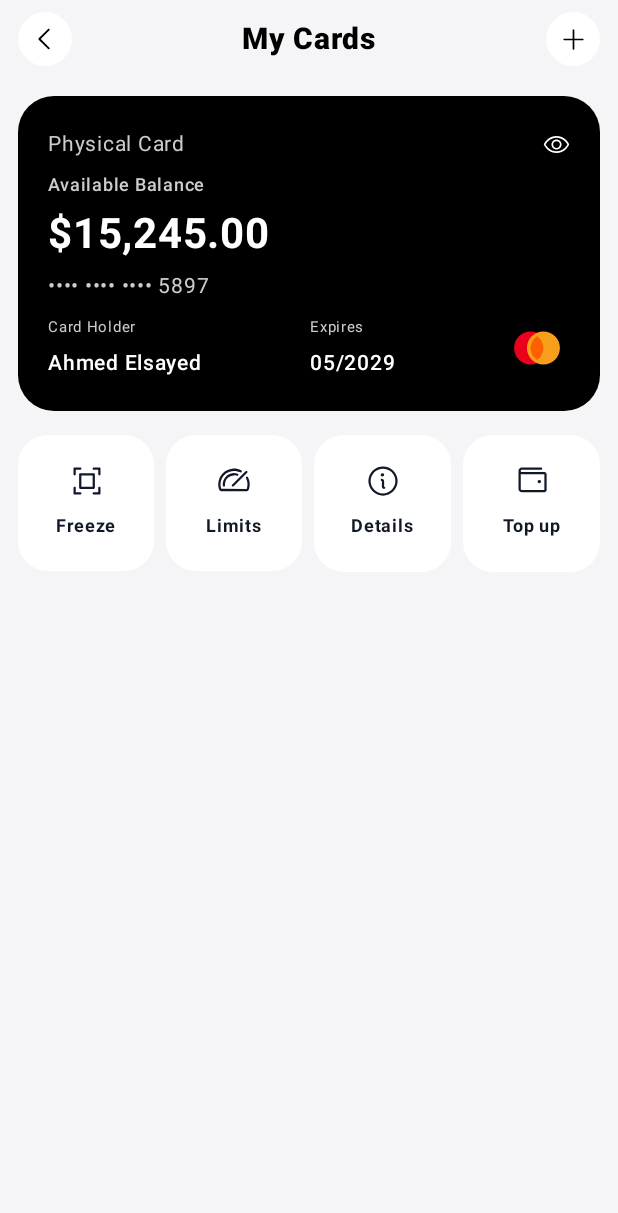
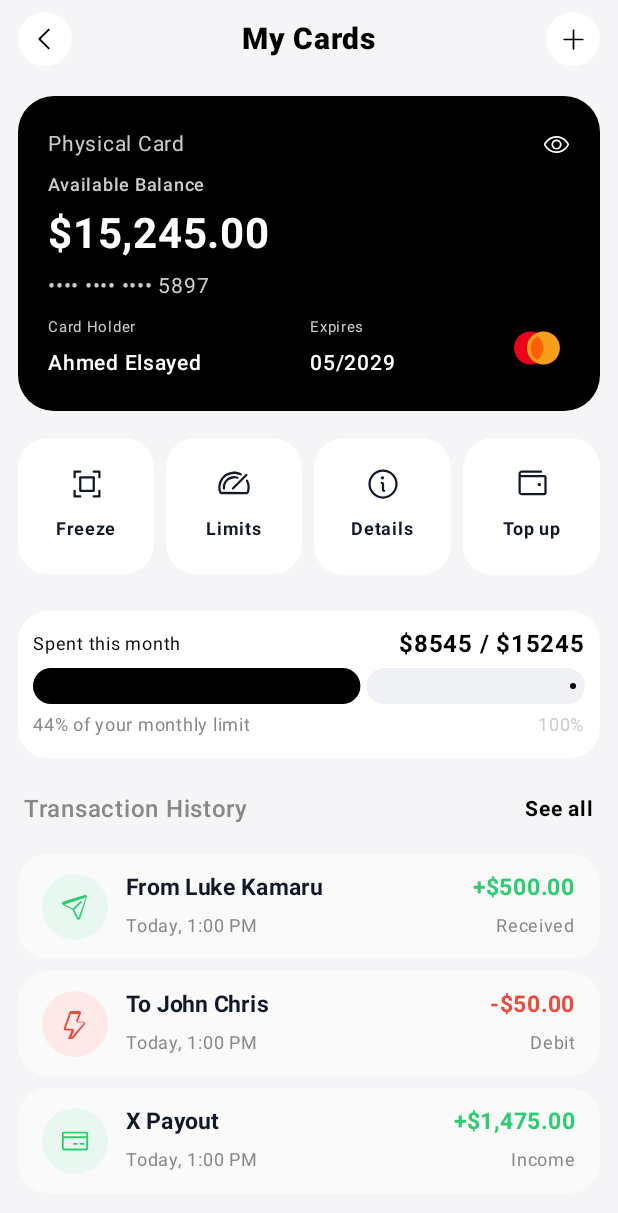
Before and after one commit to ahemdelsayedd010/Xpay, an Android app built with Jetpack Compose: the @Preview function CardsScreenPreview, on a phone screen of 412 x 824 dp. Shown: the top 1213 px of the screen. Run offline under Robolectric (Android 15) with nearby library versions, the phone set to English and light mode, and no system bars.

Commit message:
MonthlyLimit,TransactionHistory

```diff
--- a/app/src/main/java/com/example/xpay/ui/cards/CardsScreen.kt
+++ b/app/src/main/java/com/example/xpay/ui/cards/CardsScreen.kt
@@ -37,6 +37,7 @@ import com.example.xpay.navigation.BottomMenu
 import com.example.xpay.navigation.BottomMenuContent
 import com.example.xpay.ui.components.Action
 import com.example.xpay.ui.components.AmountText
+import com.example.xpay.ui.components.Transaction
 import com.example.xpay.ui.components.TransationItemTile
 import com.example.xpay.ui.theme.LightBg
 import com.example.xpay.ui.theme.XpayTheme
@@ -63,7 +64,7 @@ fun CardsScreen() {
             // Dark Physical Card Widget
             CardDetails()
 
-            Spacer(modifier = Modifier.height(16.dp))
+            Spacer(modifier = Modifier.height(18.dp))
 
             // Quick Action Row (Freeze, Limits, Details, Top up)
             val sampleActions = listOf(
@@ -73,6 +74,43 @@ fun CardsScreen() {
                 Action("Top up", R.drawable.ic_wallet)
             )
             QuickActionSection(actions = sampleActions)
+
+            Spacer(modifier = Modifier.height(24.dp))
+            MonthlyLimitCard()
+
+            Spacer(modifier = Modifier.height(12.dp))
+
+            // Transaction History List
+            val sampleTransactions = listOf(
+                Transaction(
+                    id = "1",
+                    iconId = R.drawable.ph_send_money,
+                    category = "Received",
+                    title = "From Luke Kamaru",
+                    amountCents = 50000L,
+                    date = "Today, 1:00 PM",
+                    isIncoming = true
+                ),
+                Transaction(
+                    id = "2",
+                    iconId = R.drawable.ph_pay_bills,
+                    category = "Debit",
+                    title = "To John Chris",
+                    amountCents = 5000L,
+                    date = "Today, 1:00 PM",
+                    isIncoming = false
+                ),
+                Transaction(
+                    id = "3",
+                    iconId = R.drawable.ph_cards,
+                    category = "Income",
+                    title = "X Payout",
+                    amountCents = 147500L,
+                    date = "Today, 1:00 PM",
+                    isIncoming = true
+                )
+            )
+            TransationItemTile(transactions = sampleTransactions)
 
             Spacer(modifier = Modifier.height(100.dp)) // Extra space for floating bottom bar
         }
--- /dev/null
+++ b/app/src/main/java/com/example/xpay/ui/cards/MonthlyLimitCard.kt
@@ -0,0 +1,101 @@
+package com.example.xpay.ui.cards
+
+import android.R
+import androidx.compose.animation.core.animate
+import androidx.compose.foundation.background
+import androidx.compose.foundation.layout.Arrangement
+import androidx.compose.foundation.layout.Box
+import androidx.compose.foundation.layout.Column
+import androidx.compose.foundation.layout.Row
+import androidx.compose.foundation.layout.Spacer
+import androidx.compose.foundation.layout.fillMaxWidth
+import androidx.compose.foundation.layout.height
+import androidx.compose.foundation.layout.padding
+import androidx.compose.foundation.shape.RoundedCornerShape
+import androidx.compose.material3.LinearProgressIndicator
+import androidx.compose.material3.Text
+import androidx.compose.runtime.Composable
+import androidx.compose.ui.Alignment
+import androidx.compose.ui.Modifier
+import androidx.compose.ui.draw.clip
+import androidx.compose.ui.graphics.Color
+import androidx.compose.ui.text.font.FontWeight
+import androidx.compose.ui.unit.dp
+import androidx.compose.ui.unit.sp
+
+@Composable
+fun MonthlyLimitCard(
+    modifier: Modifier = Modifier,
+    totalSpent: Long = 8545,
+    monthlyLimit: Long = 15245
+) {
+    Box(
+        modifier = modifier
+            .fillMaxWidth()
+            .clip(RoundedCornerShape(20.dp))
+            .background(Color.White)
+            .padding(10.dp)
+
+    ) {
+        Column(
+            modifier = Modifier.fillMaxWidth(),
+            verticalArrangement = Arrangement.SpaceBetween
+        ) {
+
+            Row(
+                modifier = Modifier.fillMaxWidth(),
+                horizontalArrangement = Arrangement.SpaceBetween,
+                verticalAlignment = Alignment.CenterVertically
+            ) {
+                Text(
+                    text = "Spent this month",
+                    fontWeight = FontWeight.Normal,
+                    fontSize = 12.sp,
+                    color = Color.Black
+                )
+                Text(
+                    text = "$$totalSpent / $$monthlyLimit",
+                    fontWeight = FontWeight.Bold,
+                    fontSize = 16.sp,
+                    color = Color.Black
+                )
+            }
+            Spacer(modifier = Modifier.height(4.dp))
+
+            val progress = (totalSpent.toFloat() / monthlyLimit.toFloat()).coerceIn(0f, 1f)
+            LinearProgressIndicator(
+                progress = { progress },
+                modifier = Modifier
+                    .fillMaxWidth()
+                    .height(24.dp)
+                    .clip(RoundedCornerShape(5.dp)),
+                color = Color.Black,
+                trackColor = Color(0xFFF0F1F5)
+            )
+            Spacer(modifier = Modifier.height(2.dp))
+
+            Row(
+                modifier = Modifier.fillMaxWidth(),
+                horizontalArrangement = Arrangement.SpaceBetween,
+                verticalAlignment = Alignment.CenterVertically
+            ) {
+                val precentRemaining = 100 - ((totalSpent.toFloat() / monthlyLimit.toFloat()) * 100).toInt()
+                Text(
+                    text = "${precentRemaining}% of your monthly limit",
+                    fontWeight = FontWeight.Normal,
+                    fontSize = 12.sp,
+                    color = Color.Gray
+                )
+                Text(
+                    text = "100%",
+                    fontWeight = FontWeight.Normal,
+                    fontSize = 12.sp,
+                    color = Color.LightGray
+                )
+            }
+
+
+        }
+
+    }
+}
```
